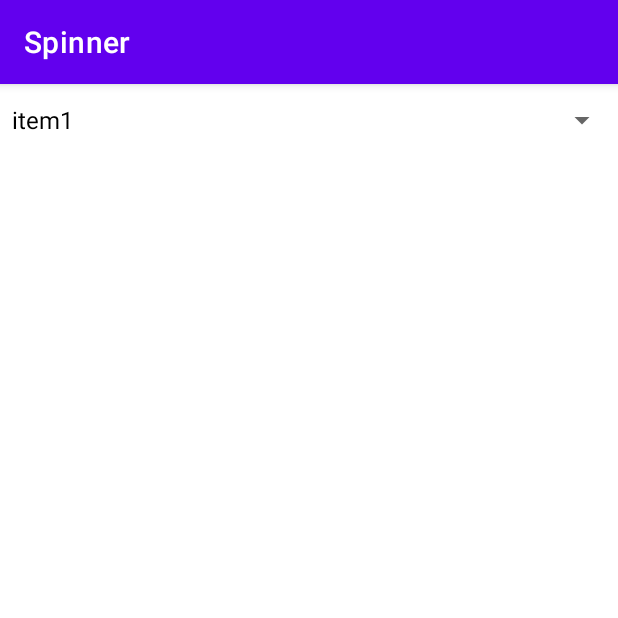
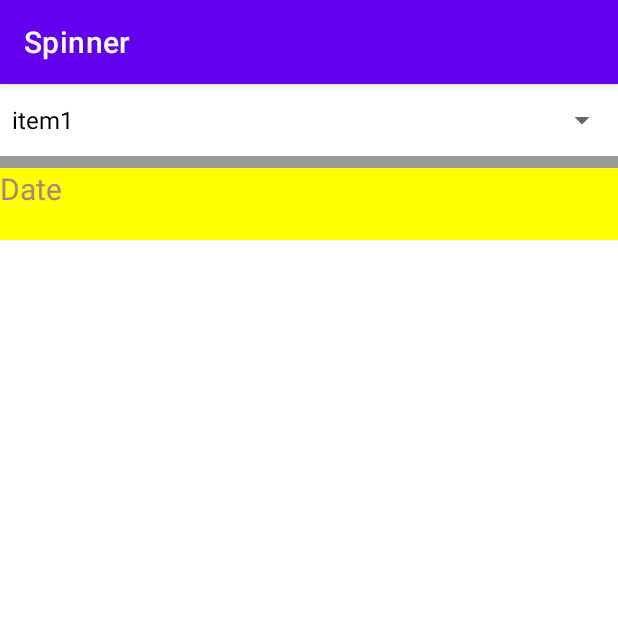
Before and after one commit to suhunlin/spinner, an Android app: the screen it shows after launch (MainActivity), on a phone screen of 412 x 824 dp, the top half of it. Run offline under Robolectric (Android 15) with nearby library versions, the phone set to English and light mode, and no system bars.

Commit message:
Add Spinner DatePickerDialog setting

```diff
--- a/app/src/main/res/layout/activity_main.xml
+++ b/app/src/main/res/layout/activity_main.xml
@@ -7,9 +7,26 @@
     android:layout_height="match_parent"
     android:orientation="vertical"
     tools:context=".MainActivity">
+
     <Spinner
         android:id="@+id/mySpinner"
         android:layout_width="match_parent"
         android:layout_height="wrap_content"
+        android:minHeight="32dp" />
+    <View
+        android:layout_width="match_parent"
+        android:layout_height="8dp"
+        android:background="#999"
         />
+
+    <TextView
+        android:id="@+id/dateSetting"
+        android:layout_width="match_parent"
+        android:layout_height="wrap_content"
+        android:background="#ff0"
+        android:minHeight="48dp"
+        android:onClick="dateSettingFun"
+        android:text="Date"
+        android:textColor="#A1887F"
+        android:textSize="20sp" />
 </androidx.appcompat.widget.LinearLayoutCompat>
```
Also changed, not shown: app/src/main/java/com/suhun/spinner/MainActivity.java (+20 -0 lines).
